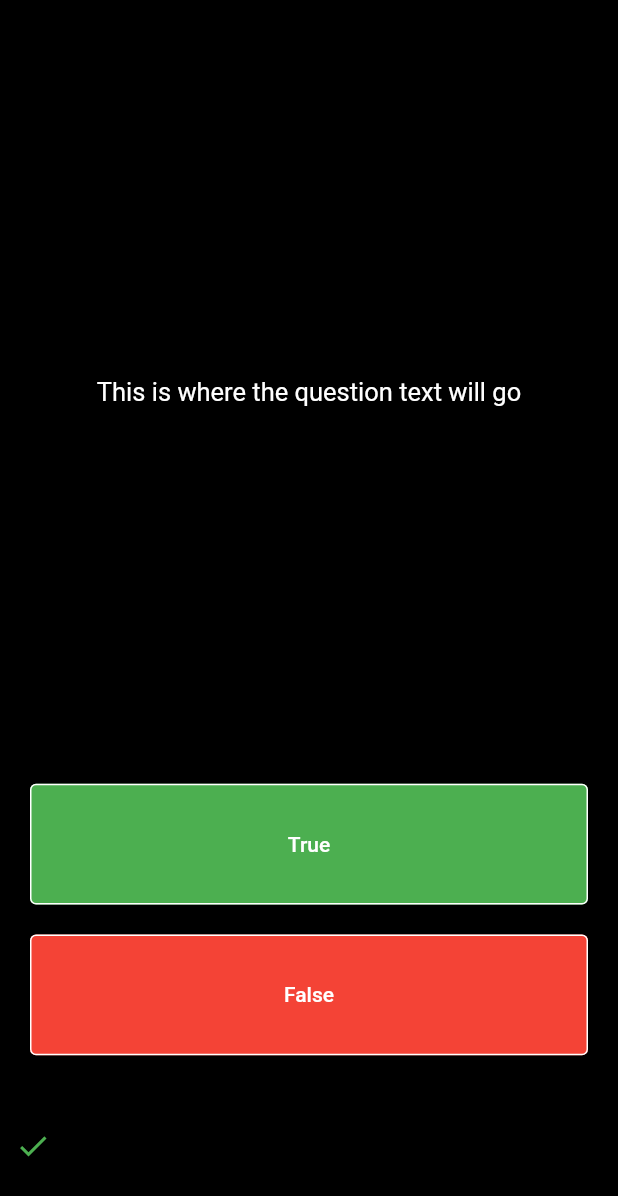
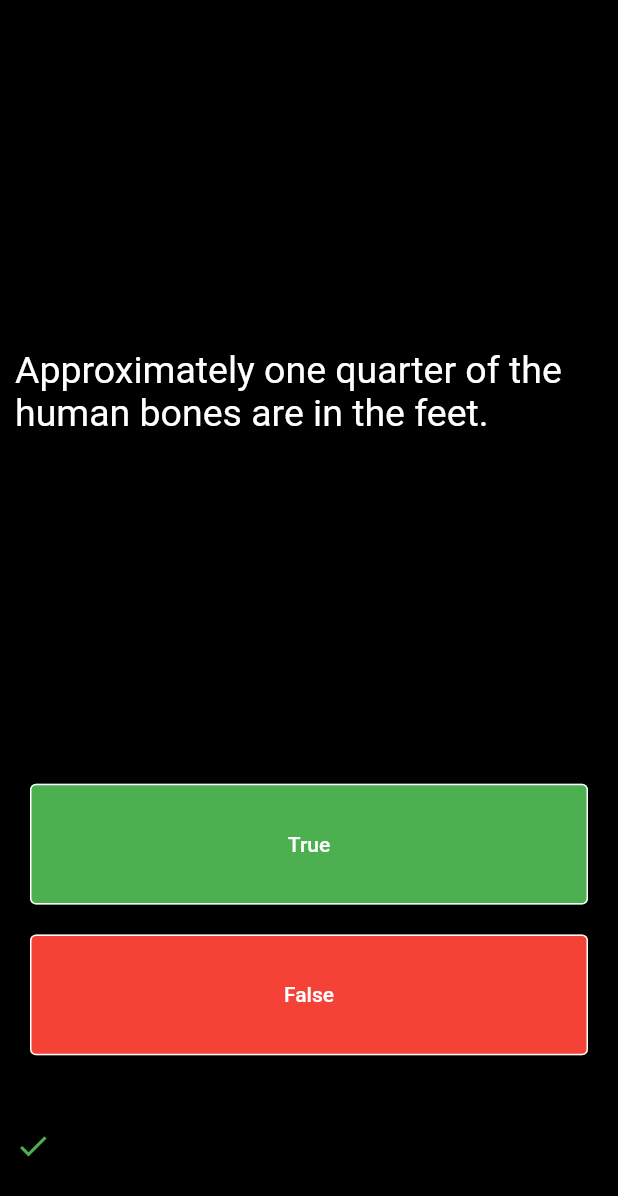
Before and after one commit to amaljithkthomas/quiz_app, a Flutter app: the screen it shows after launch, after a tap on "True", on a phone screen of 412 x 824 dp. Shown: the top 1196 px of the screen. Run offline on Flutter 3.47's test engine with Material 2 defaults, Android fonts, the phone set to English and light mode, and no system bars.

Commit message:
"QUESTION SECTION ADDED"

```diff
--- a/lib/homeScreen.dart
+++ b/lib/homeScreen.dart
@@ -26,6 +26,12 @@ class Quiz extends StatefulWidget {
 
 class _QuizState extends State<Quiz> {
   List<Icon> scoreKeeper = [];
+  List<String> questions = [
+    'You can lead a cow down stairs but not upstairs.',
+    'Approximately one quarter of the human bones are in the feet.',
+    'A slug\'s blood is green.'
+  ];
+  int questionNumber = 0;
 
   @override
   Widget build(BuildContext context) {
@@ -36,8 +42,8 @@ class _QuizState extends State<Quiz> {
           flex: 5,
           child: Center(
             child: Text(
-              'This is where the question text will go',
-              style: TextStyle(color: Colors.white, fontSize: 17),
+              questions[questionNumber],
+              style: TextStyle(color: Colors.white, fontSize: 25),
             ),
           ),
         ),
@@ -55,15 +61,15 @@ class _QuizState extends State<Quiz> {
                 ),
               ),
               onPressed: () {
-                setState((){
+                setState(() {
                   scoreKeeper.add(
                     Icon(
                       Icons.check,
                       color: Colors.green,
                     ),
                   );
+                  questionNumber = questionNumber + 1;
                 });
-
               },
               child: const Text(
                 'True',
@@ -88,13 +94,14 @@ class _QuizState extends State<Quiz> {
                 ),
               ),
               onPressed: () {
-                setState((){
+                setState(() {
                   scoreKeeper.add(
                     Icon(
                       Icons.close,
                       color: Colors.red,
                     ),
                   );
+                  questionNumber = questionNumber + 1;
                 });
               },
               child: const Text(
@@ -111,7 +118,6 @@ class _QuizState extends State<Quiz> {
             children: scoreKeeper,
           ),
         ),
-
       ],
     );
   }
```
